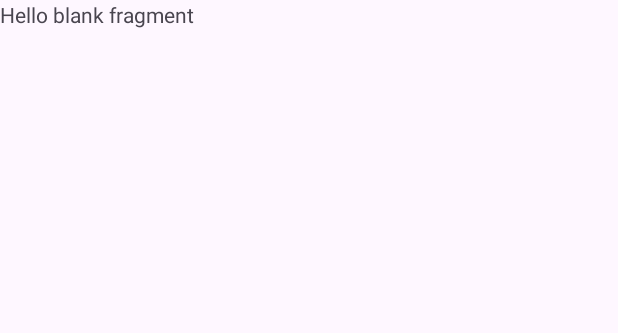
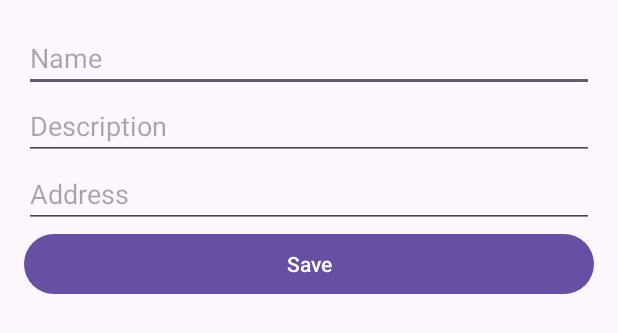
Before and after one commit to MercuryAtom31/GeoCache-Explore-Android-Application, an Android app: the layout fragment_cache_edit.xml on its own in the app's theme, with its tools: preview values and no code run, on a phone screen of 412 x 824 dp. Shown: the top 333 px of the screen. Run offline under Robolectric (Android 15) with nearby library versions, the phone set to English and light mode, and no system bars.

Commit message:
Added the ability to edit geocaches.

```diff
--- a/app/src/main/res/layout/fragment_cache_edit.xml
+++ b/app/src/main/res/layout/fragment_cache_edit.xml
@@ -1,14 +1,30 @@
-<?xml version="1.0" encoding="utf-8"?>
-<FrameLayout xmlns:android="http://schemas.android.com/apk/res/android"
-    xmlns:tools="http://schemas.android.com/tools"
+<LinearLayout xmlns:android="http://schemas.android.com/apk/res/android"
     android:layout_width="match_parent"
     android:layout_height="match_parent"
-    tools:context=".CacheEdit">
+    android:orientation="vertical"
+    android:padding="16dp">
 
-    <!-- TODO: Update blank fragment layout -->
-    <TextView
+    <EditText
+        android:id="@+id/editTextCacheName"
         android:layout_width="match_parent"
-        android:layout_height="match_parent"
-        android:text="@string/hello_blank_fragment" />
+        android:layout_height="wrap_content"
+        android:hint="@string/name" />
 
-</FrameLayout>
+    <EditText
+        android:id="@+id/editTextCacheDescription"
+        android:layout_width="match_parent"
+        android:layout_height="wrap_content"
+        android:hint="@string/description" />
+
+    <EditText
+        android:id="@+id/editTextCacheAddress"
+        android:layout_width="match_parent"
+        android:layout_height="wrap_content"
+        android:hint="@string/address" />
+
+    <Button
+        android:id="@+id/button_save_cache"
+        android:layout_width="match_parent"
+        android:layout_height="wrap_content"
+        android:text="@string/save" />
+</LinearLayout>
--- a/app/src/main/res/navigation/navgraph.xml
+++ b/app/src/main/res/navigation/navgraph.xml
@@ -67,9 +67,12 @@
 
     <fragment
         android:id="@+id/cacheEdit"
-        android:name="com.example.geocacheexploreandroidapplication.CacheEdit"
+        android:name="com.example.geocacheexploreandroidapplication.CacheEditFragment"
         android:label="fragment_cache_edit"
         tools:layout="@layout/fragment_cache_edit" >
+        <argument
+            android:name="geocache"
+            app:argType="com.example.geocacheexploreandroidapplication.Geocache" />
         <action
             android:id="@+id/action_cacheEdit_to_cacheDetails"
             app:destination="@id/cacheDetails" />
--- a/app/src/main/res/values/strings.xml
+++ b/app/src/main/res/values/strings.xml
@@ -11,4 +11,9 @@
     <string name="cache_location">Cache Location</string>
     <string name="back_to_landing_page">Home</string>
     <string name="address_hint">Address</string>
+    <string name="edit">Edit</string>
+    <string name="name">Name</string>
+    <string name="description">Description</string>
+    <string name="address">Address</string>
+    <string name="save">Save</string>
 </resources>
```
Also changed, not shown: app/src/main/java/com/example/geocacheexploreandroidapplication/CacheDetails.kt (+7 -0 lines), app/src/main/java/com/example/geocacheexploreandroidapplication/CacheEdit.kt (+100 -42 lines), app/src/main/java/com/example/geocacheexploreandroidapplication/DatabaseHelper.kt (+99 -0 lines), app/src/main/res/layout/fragment_cache_details.xml (+7 -0 lines).
